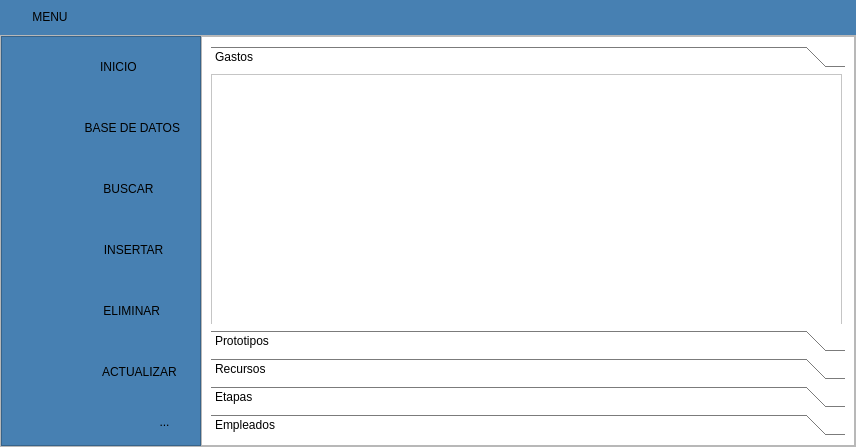
Before: the Qt Designer form App_Menu_Base/menu.ui in Juankapy/Programacion-app, drawn with Qt 5.
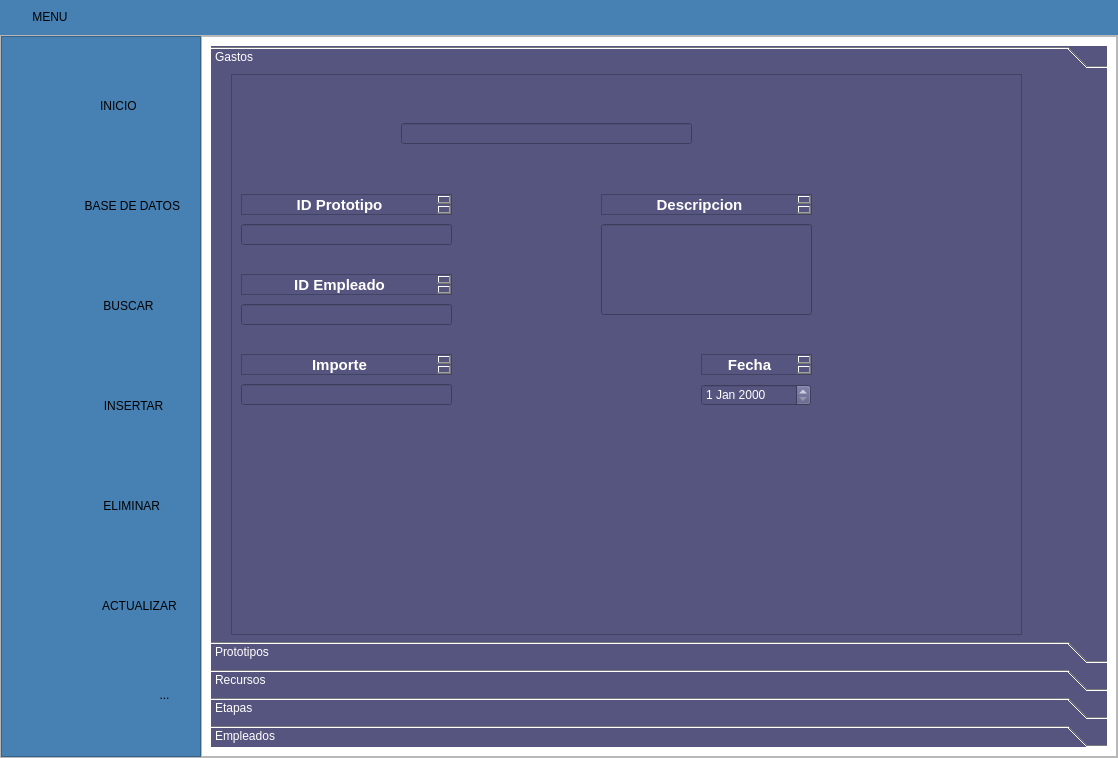
After: the same form once the commit is applied. Icons and pictures are not drawn.

Commit message: quiero llorar

Patch:
```diff
--- a/App_Menu_Base/menu.ui
+++ b/App_Menu_Base/menu.ui
@@ -6,8 +6,8 @@
    <rect>
     <x>0</x>
     <y>0</y>
-    <width>856</width>
-    <height>447</height>
+    <width>1118</width>
+    <height>758</height>
    </rect>
   </property>
   <property name="minimumSize">
@@ -1009,6 +1009,10 @@
                 <property name="autoFillBackground">
                  <bool>false</bool>
                 </property>
+                <property name="styleSheet">
+                 <string notr="true">background-color:rgb(85, 85, 127);
+color:white;</string>
+                </property>
                 <property name="currentIndex">
                  <number>0</number>
                 </property>
@@ -1016,26 +1020,206 @@
                  <attribute name="label">
                   <string>Gastos</string>
                  </attribute>
-                 <widget class="QScrollArea" name="scrollArea">
+                 <widget class="QFrame" name="frame">
                   <property name="geometry">
                    <rect>
-                    <x>0</x>
+                    <x>20</x>
                     <y>0</y>
-                    <width>631</width>
-                    <height>251</height>
+                    <width>791</width>
+                    <height>561</height>
                    </rect>
                   </property>
-                  <property name="widgetResizable">
-                   <bool>true</bool>
+                  <property name="sizePolicy">
+                   <sizepolicy hsizetype="Expanding" vsizetype="Preferred">
+                    <horstretch>0</horstretch>
+                    <verstretch>0</verstretch>
+                   </sizepolicy>
                   </property>
-                  <widget class="QWidget" name="scrollAreaWidgetContents">
+                  <property name="styleSheet">
+                   <string notr="true">background-color:rgb(85, 85, 127);</string>
+                  </property>
+                  <property name="frameShape">
+                   <enum>QFrame::StyledPanel</enum>
+                  </property>
+                  <property name="frameShadow">
+                   <enum>QFrame::Raised</enum>
+                  </property>
+                  <widget class="QTextEdit" name="textEdit_2">
                    <property name="geometry">
                     <rect>
-                     <x>0</x>
-                     <y>0</y>
-                     <width>629</width>
-                     <height>249</height>
+                     <x>10</x>
+                     <y>280</y>
+                     <width>211</width>
+                     <height>21</height>
                     </rect>
+                   </property>
+                   <property name="html">
+                    <string>&lt;!DOCTYPE HTML PUBLIC &quot;-//W3C//DTD HTML 4.0//EN&quot; &quot;http://www.w3.org/TR/REC-html40/strict.dtd&quot;&gt;
+&lt;html&gt;&lt;head&gt;&lt;meta name=&quot;qrichtext&quot; content=&quot;1&quot; /&gt;&lt;style type=&quot;text/css&quot;&gt;
+p, li { white-space: pre-wrap; }
+&lt;/style&gt;&lt;/head&gt;&lt;body style=&quot; font-family:'MS Shell Dlg 2'; font-size:8.25pt; font-weight:400; font-style:normal;&quot;&gt;
+&lt;p align=&quot;center&quot; style=&quot; margin-top:0px; margin-bottom:0px; margin-left:0px; margin-right:0px; -qt-block-indent:0; text-indent:0px;&quot;&gt;&lt;span style=&quot; font-size:11pt; font-weight:600; color:#ffffff;&quot;&gt;Importe&lt;/span&gt;&lt;/p&gt;&lt;/body&gt;&lt;/html&gt;</string>
+                   </property>
+                  </widget>
+                  <widget class="QLineEdit" name="importe1">
+                   <property name="geometry">
+                    <rect>
+                     <x>10</x>
+                     <y>310</y>
+                     <width>211</width>
+                     <height>21</height>
+                    </rect>
+                   </property>
+                  </widget>
+                  <widget class="QLineEdit" name="descrip1">
+                   <property name="geometry">
+                    <rect>
+                     <x>370</x>
+                     <y>150</y>
+                     <width>211</width>
+                     <height>91</height>
+                    </rect>
+                   </property>
+                  </widget>
+                  <widget class="QTextEdit" name="textEdit_3">
+                   <property name="geometry">
+                    <rect>
+                     <x>370</x>
+                     <y>120</y>
+                     <width>211</width>
+                     <height>21</height>
+                    </rect>
+                   </property>
+                   <property name="html">
+                    <string>&lt;!DOCTYPE HTML PUBLIC &quot;-//W3C//DTD HTML 4.0//EN&quot; &quot;http://www.w3.org/TR/REC-html40/strict.dtd&quot;&gt;
+&lt;html&gt;&lt;head&gt;&lt;meta name=&quot;qrichtext&quot; content=&quot;1&quot; /&gt;&lt;style type=&quot;text/css&quot;&gt;
+p, li { white-space: pre-wrap; }
+&lt;/style&gt;&lt;/head&gt;&lt;body style=&quot; font-family:'MS Shell Dlg 2'; font-size:8.25pt; font-weight:400; font-style:normal;&quot;&gt;
+&lt;p align=&quot;center&quot; style=&quot; margin-top:0px; margin-bottom:0px; margin-left:0px; margin-right:0px; -qt-block-indent:0; text-indent:0px;&quot;&gt;&lt;span style=&quot; font-size:11pt; font-weight:600; color:#ffffff;&quot;&gt;Descripcion&lt;/span&gt;&lt;/p&gt;&lt;/body&gt;&lt;/html&gt;</string>
+                   </property>
+                  </widget>
+                  <widget class="QTextEdit" name="textEdit_4">
+                   <property name="geometry">
+                    <rect>
+                     <x>10</x>
+                     <y>120</y>
+                     <width>211</width>
+                     <height>21</height>
+                    </rect>
+                   </property>
+                   <property name="html">
+                    <string>&lt;!DOCTYPE HTML PUBLIC &quot;-//W3C//DTD HTML 4.0//EN&quot; &quot;http://www.w3.org/TR/REC-html40/strict.dtd&quot;&gt;
+&lt;html&gt;&lt;head&gt;&lt;meta name=&quot;qrichtext&quot; content=&quot;1&quot; /&gt;&lt;style type=&quot;text/css&quot;&gt;
+p, li { white-space: pre-wrap; }
+&lt;/style&gt;&lt;/head&gt;&lt;body style=&quot; font-family:'MS Shell Dlg 2'; font-size:8.25pt; font-weight:400; font-style:normal;&quot;&gt;
+&lt;p align=&quot;center&quot; style=&quot; margin-top:0px; margin-bottom:0px; margin-left:0px; margin-right:0px; -qt-block-indent:0; text-indent:0px;&quot;&gt;&lt;span style=&quot; font-size:11pt; font-weight:600; color:#ffffff;&quot;&gt;ID Prototipo&lt;/span&gt;&lt;/p&gt;
+&lt;p align=&quot;center&quot; style=&quot;-qt-paragraph-type:empty; margin-top:0px; margin-bottom:0px; margin-left:0px; margin-right:0px; -qt-block-indent:0; text-indent:0px; font-size:11pt; font-weight:600; color:#ffffff;&quot;&gt;&lt;br /&gt;&lt;/p&gt;&lt;/body&gt;&lt;/html&gt;</string>
+                   </property>
+                  </widget>
+                  <widget class="QLineEdit" name="id_p1">
+                   <property name="geometry">
+                    <rect>
+                     <x>10</x>
+                     <y>150</y>
+                     <width>211</width>
+                     <height>21</height>
+                    </rect>
+                   </property>
+                  </widget>
+                  <widget class="QWidget" name="widget" native="true">
+                   <property name="geometry">
+                    <rect>
+                     <x>110</x>
+                     <y>40</y>
+                     <width>391</width>
+                     <height>41</height>
+                    </rect>
+                   </property>
+                  </widget>
+                  <widget class="QTextEdit" name="textEdit_5">
+                   <property name="geometry">
+                    <rect>
+                     <x>470</x>
+                     <y>280</y>
+                     <width>111</width>
+                     <height>21</height>
+                    </rect>
+                   </property>
+                   <property name="html">
+                    <string>&lt;!DOCTYPE HTML PUBLIC &quot;-//W3C//DTD HTML 4.0//EN&quot; &quot;http://www.w3.org/TR/REC-html40/strict.dtd&quot;&gt;
+&lt;html&gt;&lt;head&gt;&lt;meta name=&quot;qrichtext&quot; content=&quot;1&quot; /&gt;&lt;style type=&quot;text/css&quot;&gt;
+p, li { white-space: pre-wrap; }
+&lt;/style&gt;&lt;/head&gt;&lt;body style=&quot; font-family:'MS Shell Dlg 2'; font-size:8.25pt; font-weight:400; font-style:normal;&quot;&gt;
+&lt;p align=&quot;center&quot; style=&quot; margin-top:0px; margin-bottom:0px; margin-left:0px; margin-right:0px; -qt-block-indent:0; text-indent:0px;&quot;&gt;&lt;span style=&quot; font-size:11pt; font-weight:600; color:#ffffff;&quot;&gt;Fecha&lt;/span&gt;&lt;/p&gt;
+&lt;p align=&quot;center&quot; style=&quot;-qt-paragraph-type:empty; margin-top:0px; margin-bottom:0px; margin-left:0px; margin-right:0px; -qt-block-indent:0; text-indent:0px; font-size:11pt; font-weight:600; color:#ffffff;&quot;&gt;&lt;br /&gt;&lt;/p&gt;&lt;/body&gt;&lt;/html&gt;</string>
+                   </property>
+                  </widget>
+                  <widget class="QDateEdit" name="fecha1">
+                   <property name="geometry">
+                    <rect>
+                     <x>470</x>
+                     <y>310</y>
+                     <width>110</width>
+                     <height>22</height>
+                    </rect>
+                   </property>
+                  </widget>
+                  <widget class="QLineEdit" name="id_e1">
+                   <property name="geometry">
+                    <rect>
+                     <x>10</x>
+                     <y>230</y>
+                     <width>211</width>
+                     <height>21</height>
+                    </rect>
+                   </property>
+                  </widget>
+                  <widget class="QTextEdit" name="textEdit_6">
+                   <property name="geometry">
+                    <rect>
+                     <x>10</x>
+                     <y>200</y>
+                     <width>211</width>
+                     <height>21</height>
+                    </rect>
+                   </property>
+                   <property name="html">
+                    <string>&lt;!DOCTYPE HTML PUBLIC &quot;-//W3C//DTD HTML 4.0//EN&quot; &quot;http://www.w3.org/TR/REC-html40/strict.dtd&quot;&gt;
+&lt;html&gt;&lt;head&gt;&lt;meta name=&quot;qrichtext&quot; content=&quot;1&quot; /&gt;&lt;style type=&quot;text/css&quot;&gt;
+p, li { white-space: pre-wrap; }
+&lt;/style&gt;&lt;/head&gt;&lt;body style=&quot; font-family:'MS Shell Dlg 2'; font-size:8.25pt; font-weight:400; font-style:normal;&quot;&gt;
+&lt;p align=&quot;center&quot; style=&quot; margin-top:0px; margin-bottom:0px; margin-left:0px; margin-right:0px; -qt-block-indent:0; text-indent:0px;&quot;&gt;&lt;span style=&quot; font-size:11pt; font-weight:600; color:#ffffff;&quot;&gt;ID Empleado&lt;/span&gt;&lt;/p&gt;
+&lt;p align=&quot;center&quot; style=&quot;-qt-paragraph-type:empty; margin-top:0px; margin-bottom:0px; margin-left:0px; margin-right:0px; -qt-block-indent:0; text-indent:0px; font-size:11pt; font-weight:600; color:#ffffff;&quot;&gt;&lt;br /&gt;&lt;/p&gt;&lt;/body&gt;&lt;/html&gt;</string>
+                   </property>
+                  </widget>
+                  <widget class="QLineEdit" name="searchLineEdit">
+                   <property name="geometry">
+                    <rect>
+                     <x>170</x>
+                     <y>49</y>
+                     <width>291</width>
+                     <height>21</height>
+                    </rect>
+                   </property>
+                  </widget>
+                  <widget class="QPushButton" name="searchButton">
+                   <property name="geometry">
+                    <rect>
+                     <x>120</x>
+                     <y>50</y>
+                     <width>31</width>
+                     <height>23</height>
+                    </rect>
+                   </property>
+                   <property name="text">
+                    <string/>
+                   </property>
+                   <property name="icon">
+                    <iconset>
+                     <normaloff>imagenes/imagenes/magnifying-glass.png</normaloff>imagenes/imagenes/magnifying-glass.png</iconset>
+                   </property>
+                   <property name="flat">
+                    <bool>true</bool>
                    </property>
                   </widget>
                  </widget>
```
Left out of the diff: 8 changed lines with no effect on the pictures. The commit also changes 2 other files.
